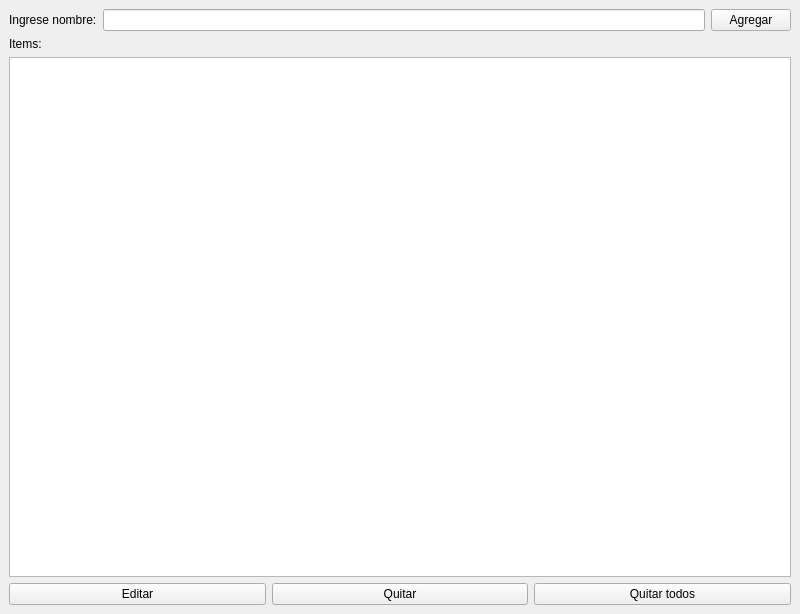
arcaex/Programacion-II-2023, file Clases_2023/11-10-23/Elementos/Lista/lista.ui: the form before one commit.
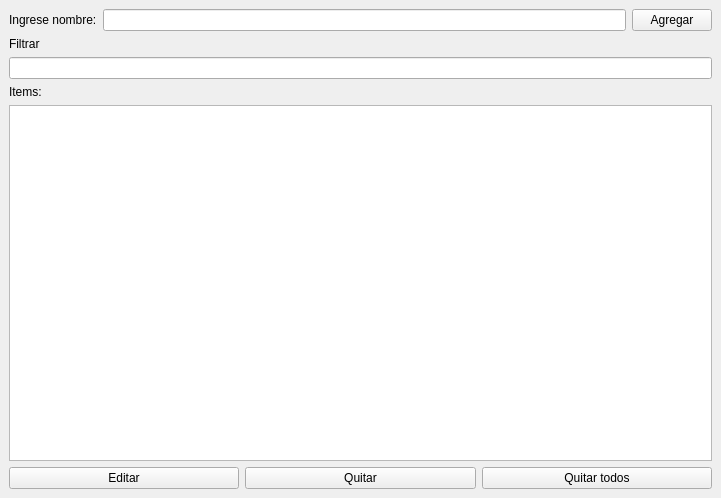
The form after the commit.

```diff
--- a/Clases_2023/11-10-23/Elementos/Lista/lista.ui
+++ b/Clases_2023/11-10-23/Elementos/Lista/lista.ui
@@ -6,8 +6,8 @@
    <rect>
     <x>0</x>
     <y>0</y>
-    <width>800</width>
-    <height>614</height>
+    <width>721</width>
+    <height>498</height>
    </rect>
   </property>
   <property name="windowTitle">
@@ -36,6 +36,16 @@
       </item>
      </layout>
     </item>
+    <item>
+     <widget class="QLabel" name="label_3">
+      <property name="text">
+       <string>Filtrar</string>
+      </property>
+     </widget>
+    </item>
+    <item>
+     <widget class="QLineEdit" name="filtrar"/>
+    </item>
     <item>
      <widget class="QLabel" name="label_2">
       <property name="text">
```
